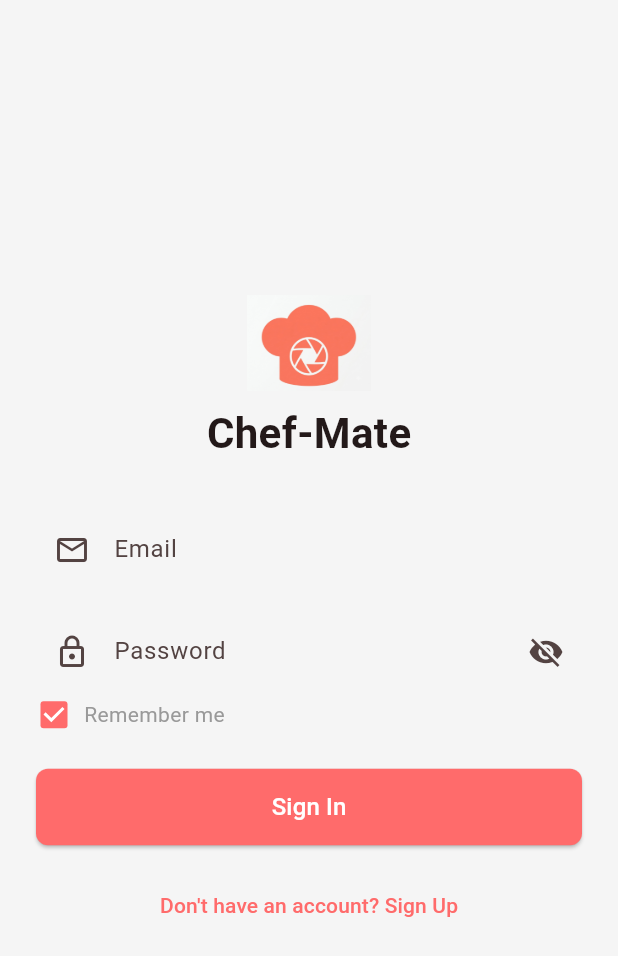
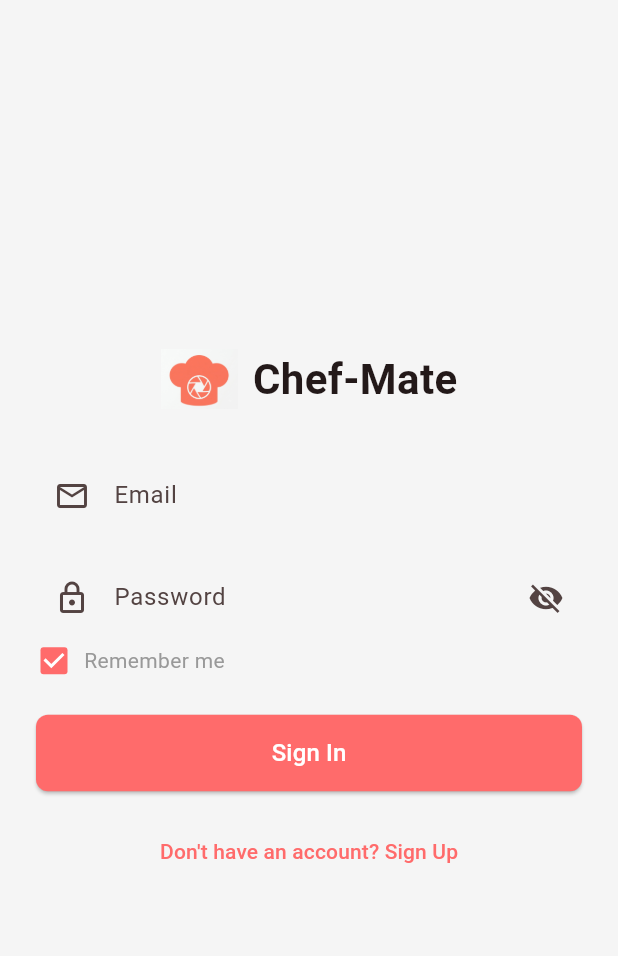
Before and after one commit to MYousuf201/Chefmate, a Flutter app: the screen it shows after launch, on a phone screen of 412 x 824 dp. Shown: the top 956 px of the screen. Run offline on Flutter 3.47's test engine with Material 3 defaults, Android fonts, the phone set to English and light mode, and no system bars; our stand-ins replace cached_network_image, flutter_rating_bar, image_picker, shared_preferences; accounts and stored records are empty.

Commit message:
Fix logo layout: logo + text side by side on all screens

```diff
--- a/chef_mate_app/lib/screens/login_screen.dart
+++ b/chef_mate_app/lib/screens/login_screen.dart
@@ -50,9 +50,14 @@ class _LoginScreenState extends State<LoginScreen> {
               child: Column(
                 mainAxisSize: MainAxisSize.min,
                 children: [
-                  Image.asset('assets/images/logo.png', height: 64),
-                  const SizedBox(height: 8),
-                  const Text('Chef-Mate', style: TextStyle(fontSize: 28, fontWeight: FontWeight.bold)),
+                  Row(
+                    mainAxisSize: MainAxisSize.min,
+                    children: [
+                      Image.asset('assets/images/logo.png', height: 40),
+                      const SizedBox(width: 10),
+                      const Text('Chef-Mate', style: TextStyle(fontSize: 28, fontWeight: FontWeight.bold)),
+                    ],
+                  ),
                   const SizedBox(height: 32),
                   TextFormField(
                     controller: _emailController,
```
Also changed, not shown: chef_mate_app/lib/screens/splash_screen.dart (+11 -6 lines), 1 other file.
